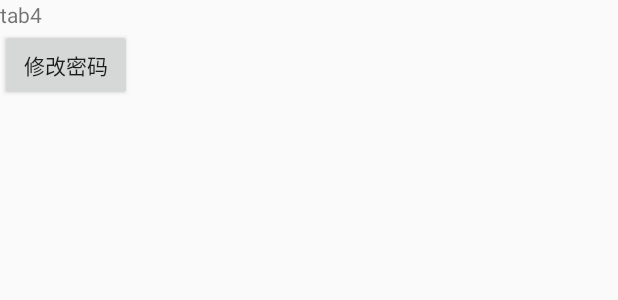
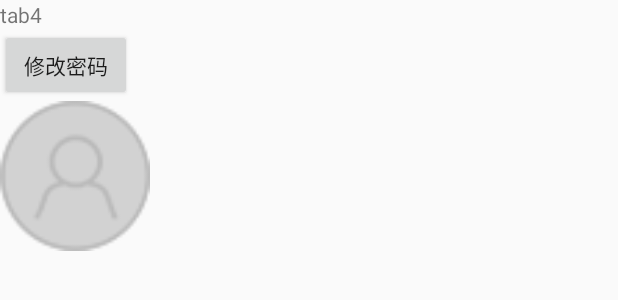
Before and after one commit to fengxiang1990/zlapp, an Android app: the layout fragment_d.xml on its own in the app's theme, with its tools: preview values and no code run, on a phone screen of 412 x 824 dp. Shown: the top 300 px of the screen. Run offline under Robolectric (Android 15) with nearby library versions, the light colour scheme and no system bars.

Commit message:
1.包结构整理       2.忘记密码找回密码       3.修改密码

```diff
--- a/app/src/main/AndroidManifest.xml
+++ b/app/src/main/AndroidManifest.xml
@@ -69,6 +69,8 @@
         <activity android:name=".activity.user.RegistActivity_" />
         <activity android:name=".activity.user.GetPasswordActivity_" />
         <activity android:name=".activity.user.ModifyPasswordActivity_" />
+        <activity android:name=".activity.user.UserInfoActivity_" />
+
 
         <!-- Baidu Map -->
         <service
--- a/app/src/main/java/com.zl.app/util/AppConfig.java
+++ b/app/src/main/java/com.zl.app/util/AppConfig.java
@@ -19,6 +19,7 @@ public class AppConfig {
     public static String filename; // 图片名称
     public static String USER_NAME = "username";
     public static String PASS_WORD = "password";
+    public static String USER_HEAD_IMG = "user_head_img";
     public static String USER_ID = "user_id";
     public static String USER_UID = "uid";
     public static String MAIL = "mail";
@@ -48,6 +49,7 @@ public class AppConfig {
         Editor editor = preference.edit();
         editor.putBoolean(IS_LOGIN, true);
         editor.putInt(USER_ID, user.getUserId());
+        editor.putString(USER_HEAD_IMG, user.getPicPath());
         editor.putString(USER_UID, user.getUid());
         editor.putString(USER_NAME, user.getNickName());
         editor.putString(TEL_PHONE, user.getMobile());
@@ -63,4 +65,8 @@ public class AppConfig {
         return preference.getString(AppConfig.USER_UID, null);
     }
 
+    public static String getUserHeadImg(SharedPreferences preference) {
+        return preference.getString(AppConfig.USER_HEAD_IMG, null);
+    }
+
 }
--- a/app/src/main/res/layout/fragment_d.xml
+++ b/app/src/main/res/layout/fragment_d.xml
@@ -1,18 +1,32 @@
 <?xml version="1.0" encoding="utf-8"?>
-<LinearLayout xmlns:android="http://schemas.android.com/apk/res/android"
-    android:orientation="vertical"
+<RelativeLayout xmlns:android="http://schemas.android.com/apk/res/android"
     android:layout_width="match_parent"
-    android:layout_height="match_parent">
+    android:layout_height="match_parent"
+    android:orientation="vertical">
+
+    <LinearLayout
+        android:layout_width="match_parent"
+        android:layout_height="match_parent"
+        android:orientation="vertical">
 
         <TextView
+            android:id="@+id/textView"
             android:layout_width="wrap_content"
             android:layout_height="wrap_content"
-        android:text="tab4"
-        android:id="@+id/textView" />
+            android:text="tab4" />
 
         <Button
+            android:id="@+id/btn_modify_password"
             android:layout_width="wrap_content"
             android:layout_height="wrap_content"
-        android:text="修改密码"
-        android:id="@+id/btn_modify_password" />
+            android:text="修改密码" />
+
+        <ImageView
+            android:id="@+id/imageView"
+            android:layout_width="100dp"
+            android:layout_height="100dp"
+            android:clickable="true"
+            android:src="@mipmap/person_avart" />
     </LinearLayout>
+
+</RelativeLayout>
```
Also changed, not shown: app/src/main/java/com.zl.app/activity/user/UserInfoActivity.java (added, +188 -0 lines), app/src/main/java/com.zl.app/data/user/UserService.java (+30 -0 lines), app/src/main/java/com.zl.app/data/user/UserServiceImpl.java (+37 -0 lines), app/src/main/java/com.zl.app/fragment/FragmentD.java (+9 -0 lines), app/src/main/res/layout/activity_user_info.xml (added, +50 -0 lines), app/src/main/res/mipmap-hdpi/person_avart.png (added). Lines whose indentation alone changed are shown as unchanged.
